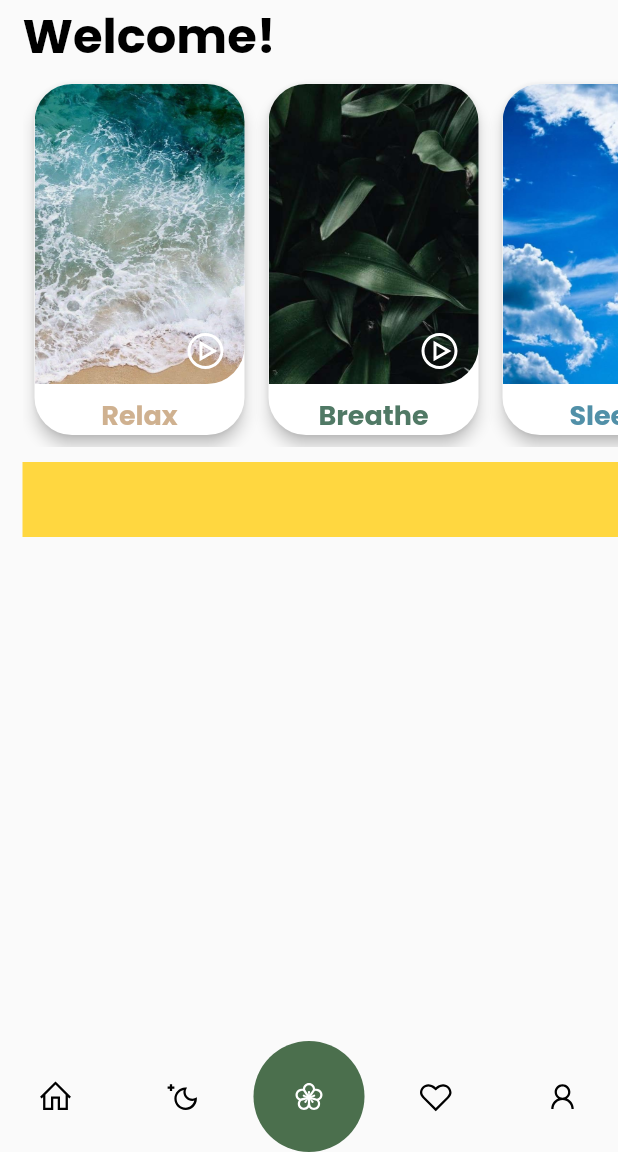
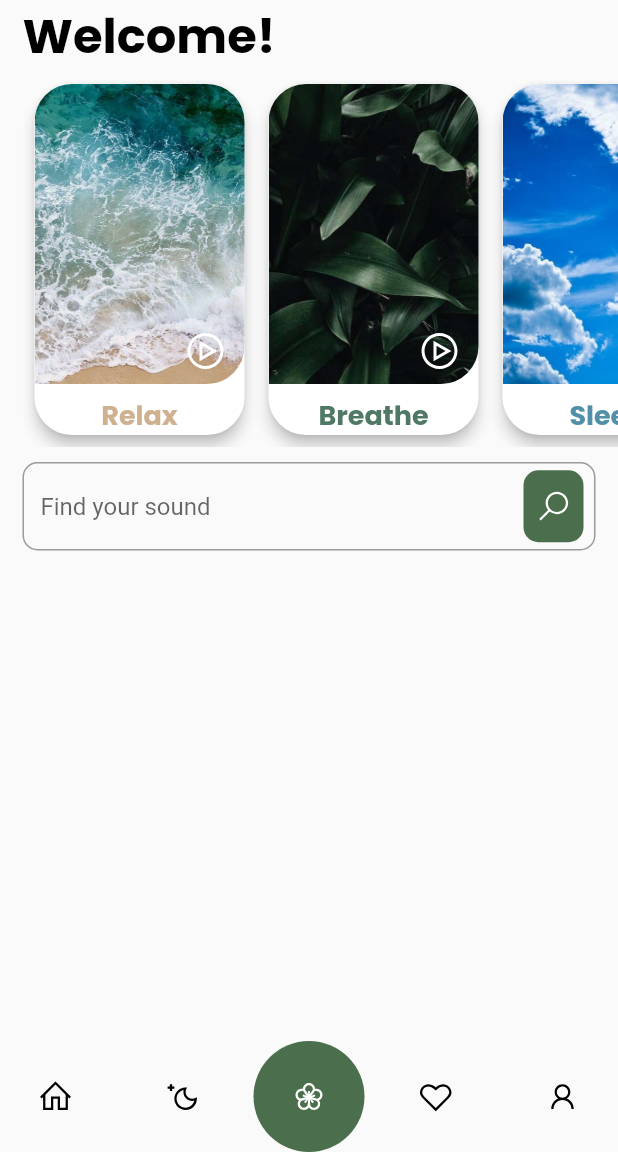
Before and after one commit to Maxvyr/meditation_app, a Flutter app: the screen it shows after launch, on a phone screen of 412 x 824 dp, the part 84-1236 px from its top. Run offline on Flutter 3.47's test engine with Material 2 defaults, Android fonts, the phone set to English and light mode, and no system bars; drawn by our look-alikes of google_nav_bar; our stand-ins replace flutter_riverpod, google_fonts, line_icons.

Commit message:
:lipstick: design textfild search bar

```diff
--- a/lib/views/mediations_page.dart
+++ b/lib/views/mediations_page.dart
@@ -1,11 +1,27 @@
 import 'package:flutter/foundation.dart';
 import 'package:flutter/material.dart';
+import 'package:line_icons/line_icons.dart';
+import 'package:meditation_design_app/controller/custom_colors.dart';
 import 'package:meditation_design_app/repository/dummy_list.dart';
 import 'package:meditation_design_app/views/widget/card_tile.dart';
 import 'package:meditation_design_app/views/widget/text_custom.dart';
 
-class MeditationsPage extends StatelessWidget {
-  const MeditationsPage({Key? key}) : super(key: key);
+class MeditationsPage extends StatefulWidget {
+  const MeditationsPage();
+
+  @override
+  State<MeditationsPage> createState() => _MeditationsPageState();
+}
+
+class _MeditationsPageState extends State<MeditationsPage> {
+  late TextEditingController controller;
+  final radiusTextField = BorderRadius.circular(10.0);
+  final paddingRightAndLeft = 15.0;
+
+  @override
+  void initState() {
+    controller = TextEditingController();
+  }
 
   @override
   Widget build(BuildContext contexth) {
@@ -13,7 +29,7 @@ class MeditationsPage extends StatelessWidget {
     return Scaffold(
       body: SafeArea(
         child: Padding(
-          padding: const EdgeInsets.only(left: 15.0),
+          padding: EdgeInsets.only(left: paddingRightAndLeft),
           child: Column(
             crossAxisAlignment: CrossAxisAlignment.start,
             children: [
@@ -38,11 +54,27 @@ class MeditationsPage extends StatelessWidget {
               const SizedBox(
                 height: 10.0,
               ),
-              Container(
-                height: 50.0,
-                width: double.infinity,
-                color: Colors.amberAccent,
-              ),
+              Padding(
+                padding: EdgeInsets.only(right: paddingRightAndLeft),
+                child: TextField(
+                  controller: controller,
+                  decoration: InputDecoration(
+                      border: OutlineInputBorder(
+                        borderRadius: radiusTextField,
+                      ),
+                      hintText: "Find your sound",
+                      suffixIcon: Container(
+                          margin: const EdgeInsets.only(right: 8.0),
+                          decoration: BoxDecoration(
+                            color: CustomColor.greenMain,
+                            borderRadius: radiusTextField,
+                          ),
+                          child: const Icon(
+                            LineIcons.search,
+                            color: CustomColor.white,
+                          ))),
+                ),
+              )
             ],
           ),
         ),
```
